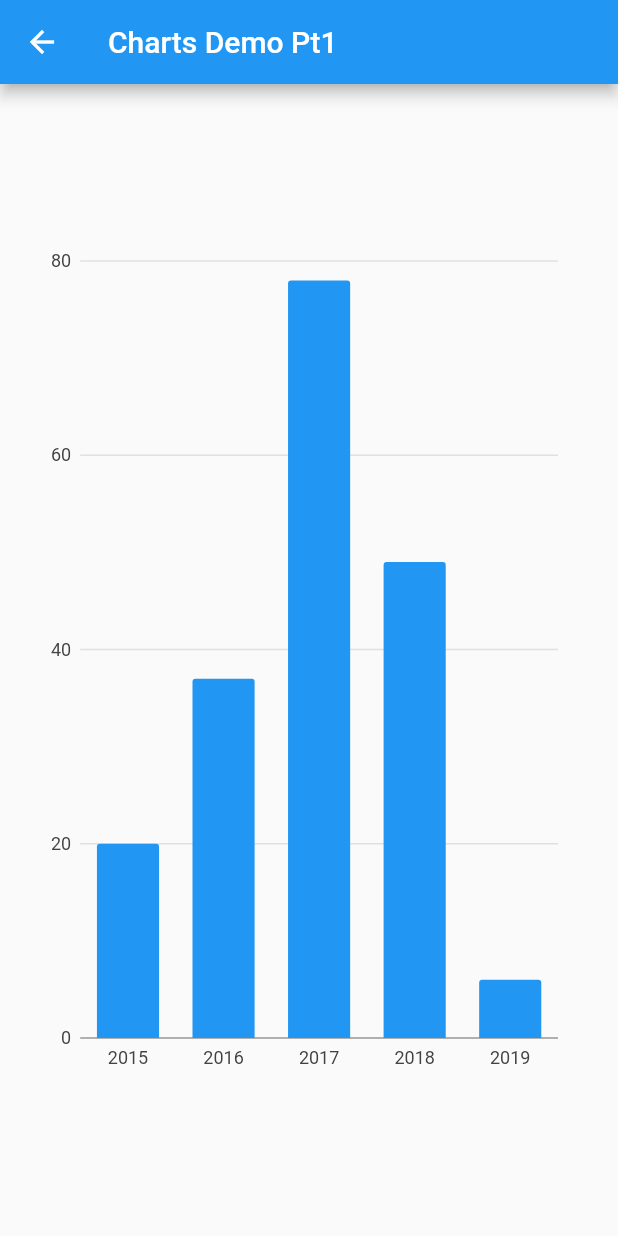
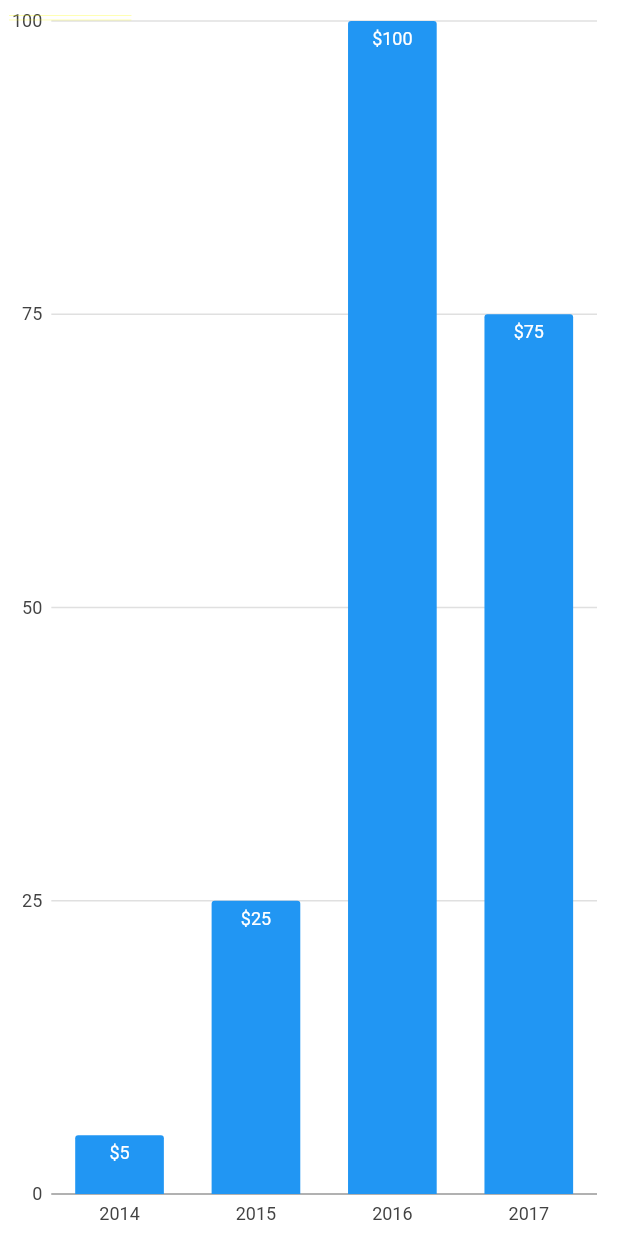
Before and after one commit to eddieware/charts_api, a Flutter app: the screen it shows after launch, in the side drawer, after a tap on "Charts (Pt1)", on a phone screen of 412 x 824 dp. Run offline on Flutter 3.47's test engine with Material 2 defaults, Android fonts, the phone set to English and light mode, and no system bars; our stand-ins replace charts_flutter.

Commit message:
first_chart_labeled

```diff
--- a/lib/main.dart
+++ b/lib/main.dart
@@ -44,8 +44,10 @@ class MyHomePage extends StatelessWidget {
                 //style: TextStyle(fontSize: 25, fontStyle: FontStyle.italic),
               ),
               onTap: () {
-                final route1 =
-                    MaterialPageRoute(builder: (context) => ChartsDemo_pt1());
+                List seriesL = ['name1', 'name2', 'name3'];
+                final route1 = MaterialPageRoute(
+                    builder: (context) => VerticalBarLabelChart(
+                        VerticalBarLabelChart.withSampleData().seriesList));
 
                 Navigator.push(context, route1);
               },
--- a/lib/screens/chart_1.dart
+++ b/lib/screens/chart_1.dart
@@ -2,71 +2,69 @@ import 'package:flutter/material.dart';
 import 'dart:math';
 import 'package:charts_flutter/flutter.dart' as charts;
 
-class ChartsDemo_pt1 extends StatefulWidget {
-  ChartsDemo_pt1({Key key}) : super(key: key);
+class VerticalBarLabelChart extends StatelessWidget {
+  List<charts.Series> seriesList;
+  final bool animate;
 
-  final String _title = "Charts Demo Pt1";
+  VerticalBarLabelChart(this.seriesList, {this.animate});
 
+  /// Creates a [BarChart] with sample data and no transition.
+  factory VerticalBarLabelChart.withSampleData() {
+    return new VerticalBarLabelChart(
+      _createSampleData(),
+      // Disable animations for image tests.
+      animate: false,
+    );
+  }
+
+  // [BarLabelDecorator] will automatically position the label
+  // inside the bar if the label will fit. If the label will not fit,
+  // it will draw outside of the bar.
+  // Labels can always display inside or outside using [LabelPosition].
+  //
+  // Text style for inside / outside can be controlled independently by setting
+  // [insideLabelStyleSpec] and [outsideLabelStyleSpec].
   @override
-  _ChartsDemo_pt1State createState() => _ChartsDemo_pt1State();
-}
+  Widget build(BuildContext context) {
+    return new charts.BarChart(
+      seriesList,
+      animate: animate,
+      // Set a bar label decorator.
+      // Example configuring different styles for inside/outside:
+      //       barRendererDecorator: new charts.BarLabelDecorator(
+      //          insideLabelStyleSpec: new charts.TextStyleSpec(...),
+      //          outsideLabelStyleSpec: new charts.TextStyleSpec(...)),
+      barRendererDecorator: new charts.BarLabelDecorator<String>(),
+      domainAxis: new charts.OrdinalAxisSpec(),
+    );
+  }
 
-class _ChartsDemo_pt1State extends State<ChartsDemo_pt1> {
-  List<charts.Series> seriesList;
-  static List<charts.Series<Sales, String>> _createRandomData() {
-    final random = Random();
-    final desktopSalesData = [
-      Sales('2015', random.nextInt(100)),
-      Sales('2016', random.nextInt(100)),
-      Sales('2017', random.nextInt(100)),
-      Sales('2018', random.nextInt(100)),
-      Sales('2019', random.nextInt(100)),
+  /// Create one series with sample hard coded data.
+  static List<charts.Series<OrdinalSales, String>> _createSampleData() {
+    final data = [
+      new OrdinalSales('2014', 5),
+      new OrdinalSales('2015', 25),
+      new OrdinalSales('2016', 100),
+      new OrdinalSales('2017', 75),
     ];
 
     return [
-      charts.Series<Sales, String>(
+      new charts.Series<OrdinalSales, String>(
           id: 'Sales',
-          domainFn: (Sales sales, _) => sales.year,
-          measureFn: (Sales sales, _) => sales.sales,
-          data: desktopSalesData)
+          domainFn: (OrdinalSales sales, _) => sales.year,
+          measureFn: (OrdinalSales sales, _) => sales.sales,
+          data: data,
+          // Set a label accessor to control the text of the bar label.
+          labelAccessorFn: (OrdinalSales sales, _) =>
+              '\$${sales.sales.toString()}')
     ];
-  }
-
-  barChart() {
-    return charts.BarChart(
-      seriesList,
-      animate: true,
-      vertical: true,
-    );
-  }
-
-  @override
-  void initState() {
-    super.initState();
-    seriesList = _createRandomData();
-  }
-
-  @override
-  Widget build(BuildContext context) {
-    return Scaffold(
-      appBar: AppBar(
-        title: Text(widget._title),
-      ),
-      body: Center(
-        child: Container(
-          height: 600,
-          width: 400,
-          padding: EdgeInsets.all(20),
-          child: barChart(),
-        ),
-      ),
-    );
   }
 }
 
-class Sales {
+/// Sample ordinal data type.
+class OrdinalSales {
   final String year;
   final int sales;
 
-  Sales(this.year, this.sales);
+  OrdinalSales(this.year, this.sales);
 }
```
